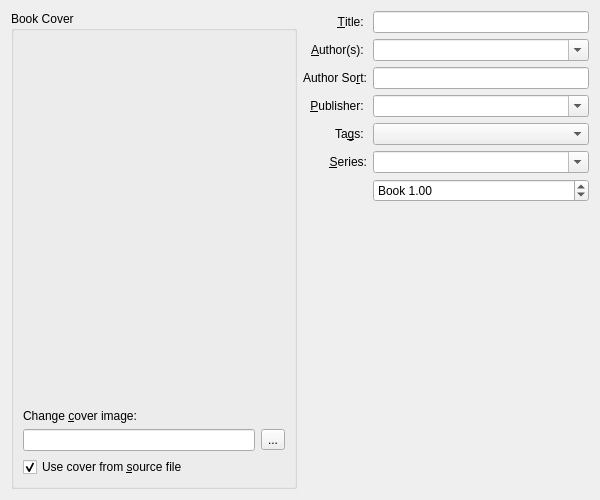
Old version of the form src/calibre/gui2/convert/metadata.ui in the repository kovidgoyal/calibre.
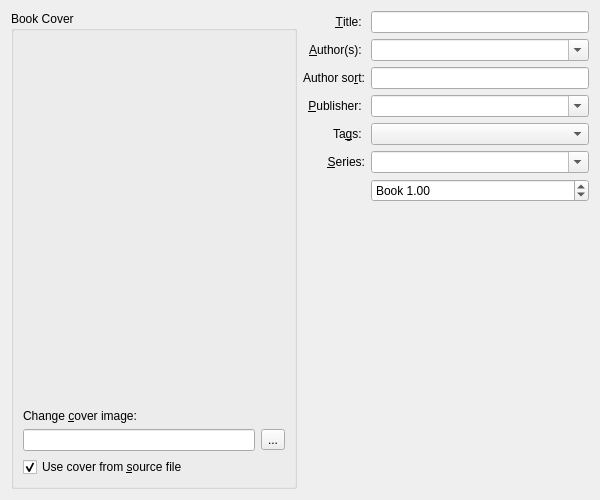
New version of the form. Icons and pictures are not drawn. Custom widgets are drawn as their Qt base class.

The edit to the form file:
```diff
--- a/src/calibre/gui2/convert/metadata.ui
+++ b/src/calibre/gui2/convert/metadata.ui
@@ -139,7 +139,7 @@
        <item row="2" column="0">
         <widget class="QLabel" name="label_6">
          <property name="text">
-          <string>Author So&amp;rt:</string>
+          <string>Author so&amp;rt:</string>
          </property>
          <property name="alignment">
           <set>Qt::AlignRight|Qt::AlignTrailing|Qt::AlignVCenter</set>
```
